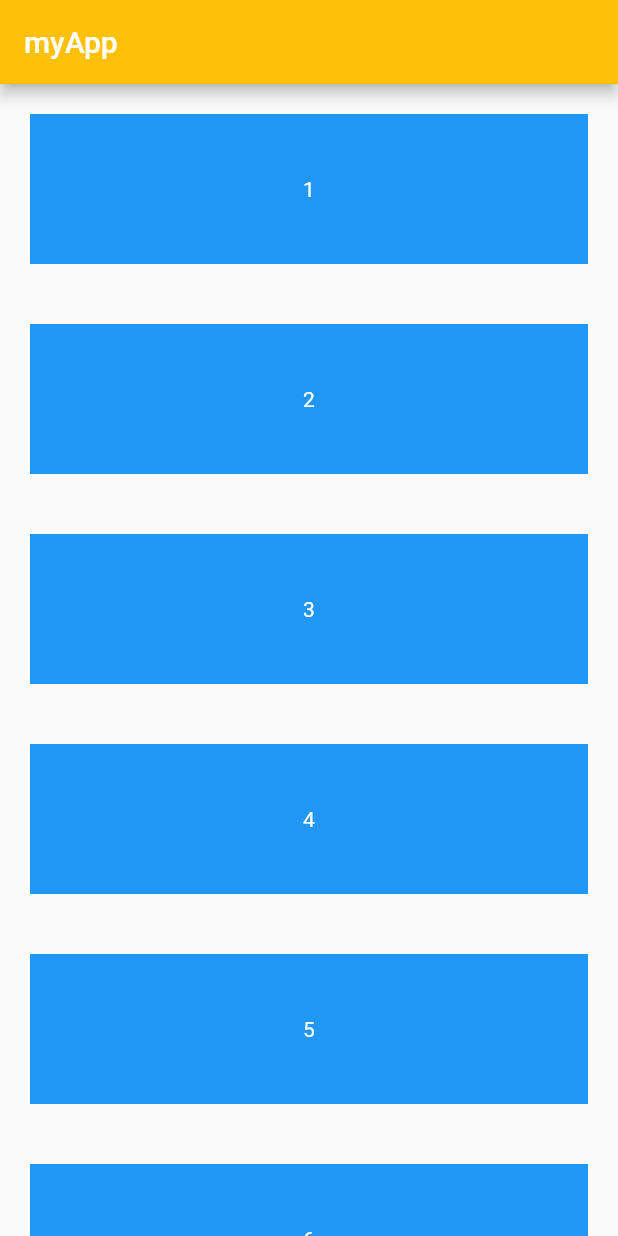
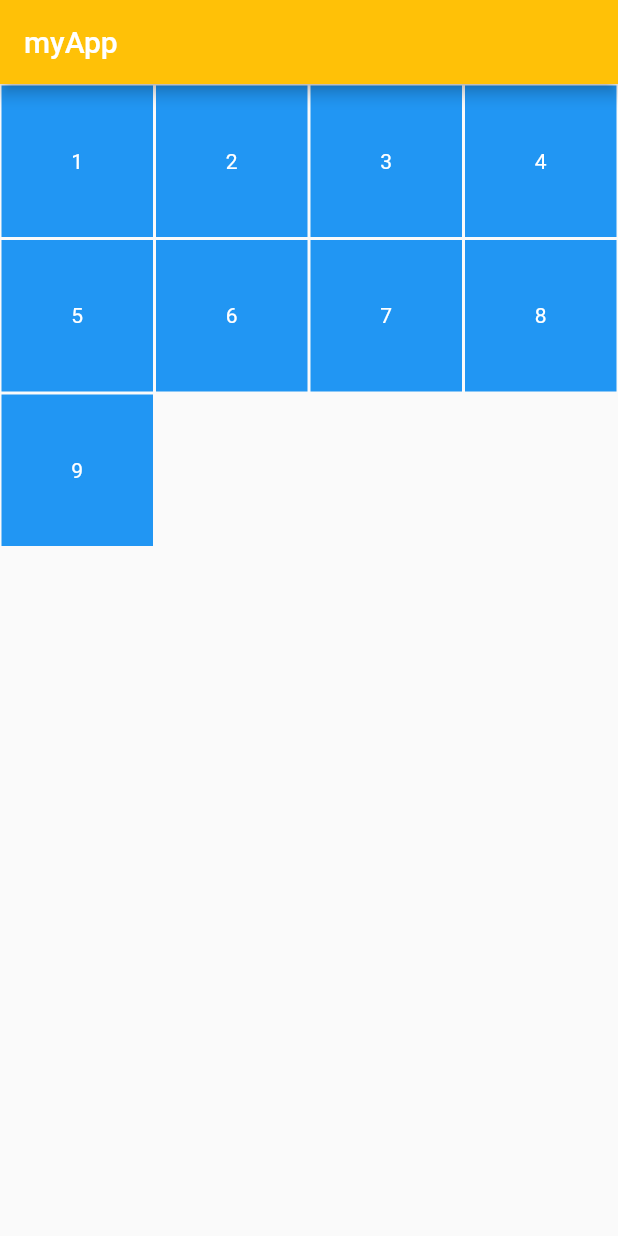
Before and after one commit to egidiocs/flutter-fireship-firebase-quizzap, a Flutter app: the screen it shows after launch, on a phone screen of 412 x 824 dp. Run offline on Flutter 3.47's test engine with Material 2 defaults, Android fonts, the phone set to English and light mode, and no system bars.

Commit message:
widgets-scroll-list GridView.count

```diff
--- a/lib/main.dart
+++ b/lib/main.dart
@@ -11,7 +11,8 @@ class MyApp extends StatelessWidget {
           title: Text("myApp"),
           backgroundColor: Colors.amber,
         ),
-        body: ListView(
+        body: GridView.count(
+          crossAxisCount: 4,
           scrollDirection: Axis.vertical,
           children: _cards(),
         ),
@@ -24,8 +25,7 @@ List<Widget> _cards() {
   return [1, 2, 3, 4, 5, 6, 7, 8, 9]
       .map((v) => Container(
             color: Colors.blue,
-            margin: EdgeInsets.all(20),
-            height: 100,
+            margin: EdgeInsets.all(1),
             child: Center(
               child: Text(
                 '$v',
```
